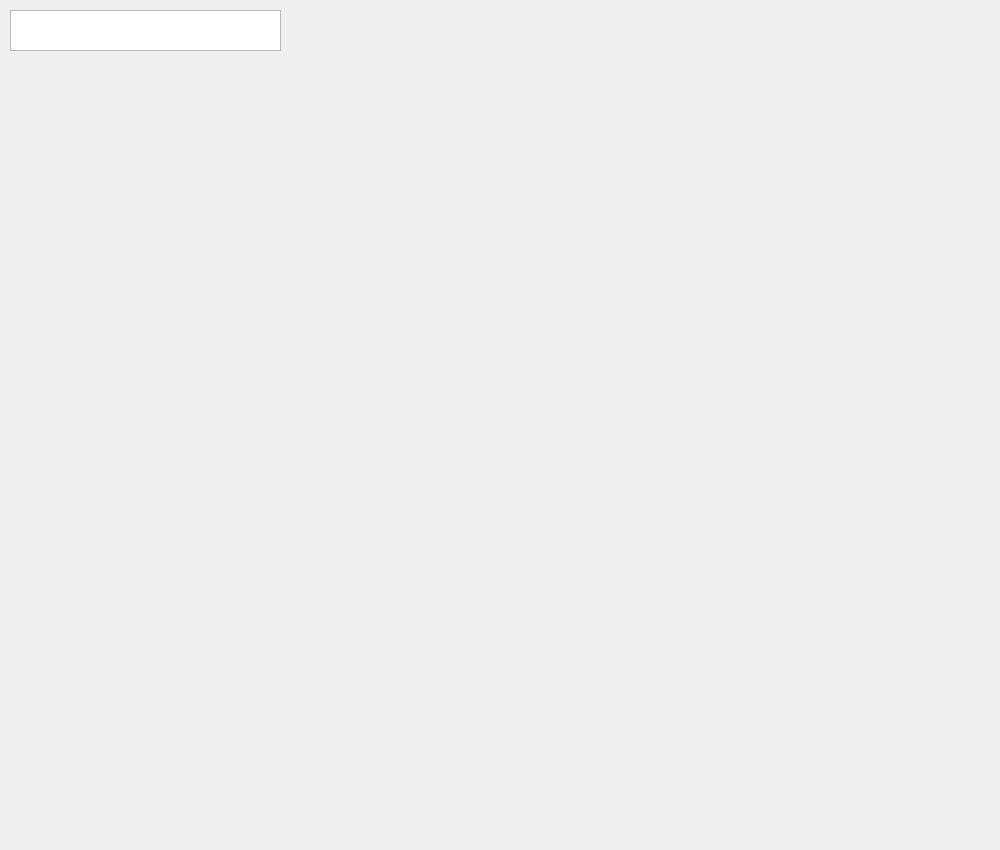
Before: the Qt Designer form biblioteka.ui in KapiZG/QTBazaDanych, drawn with Qt 5.
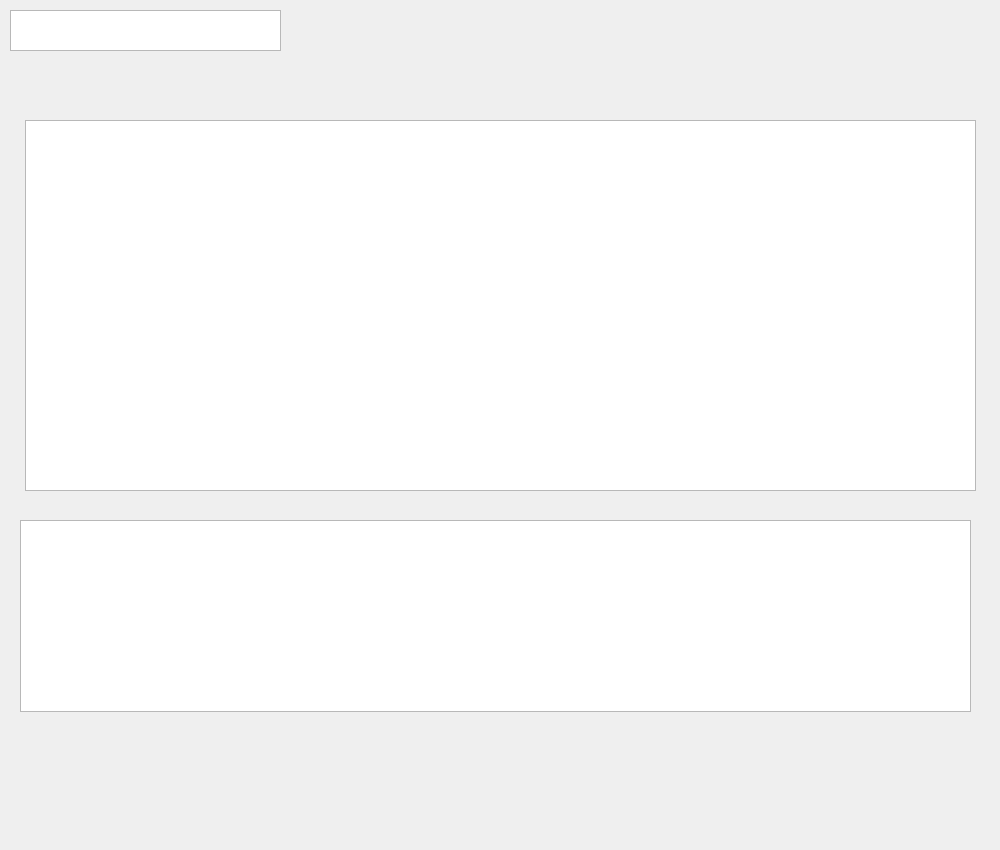
After: the same form once the commit is applied.

```diff
--- a/biblioteka.ui
+++ b/biblioteka.ui
@@ -26,6 +26,26 @@
     <bool>true</bool>
    </property>
   </widget>
+  <widget class="QTableView" name="Ksiazki">
+   <property name="geometry">
+    <rect>
+     <x>25</x>
+     <y>120</y>
+     <width>951</width>
+     <height>371</height>
+    </rect>
+   </property>
+  </widget>
+  <widget class="QTableView" name="tableView">
+   <property name="geometry">
+    <rect>
+     <x>20</x>
+     <y>520</y>
+     <width>951</width>
+     <height>192</height>
+    </rect>
+   </property>
+  </widget>
  </widget>
  <resources/>
  <connections/>
```
